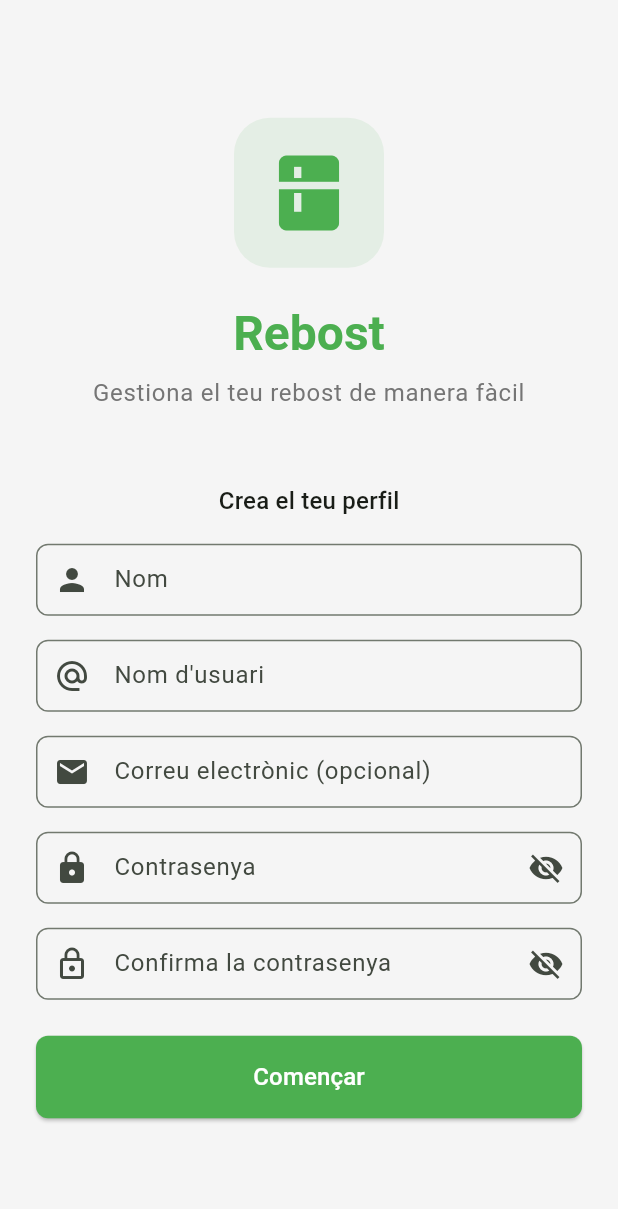
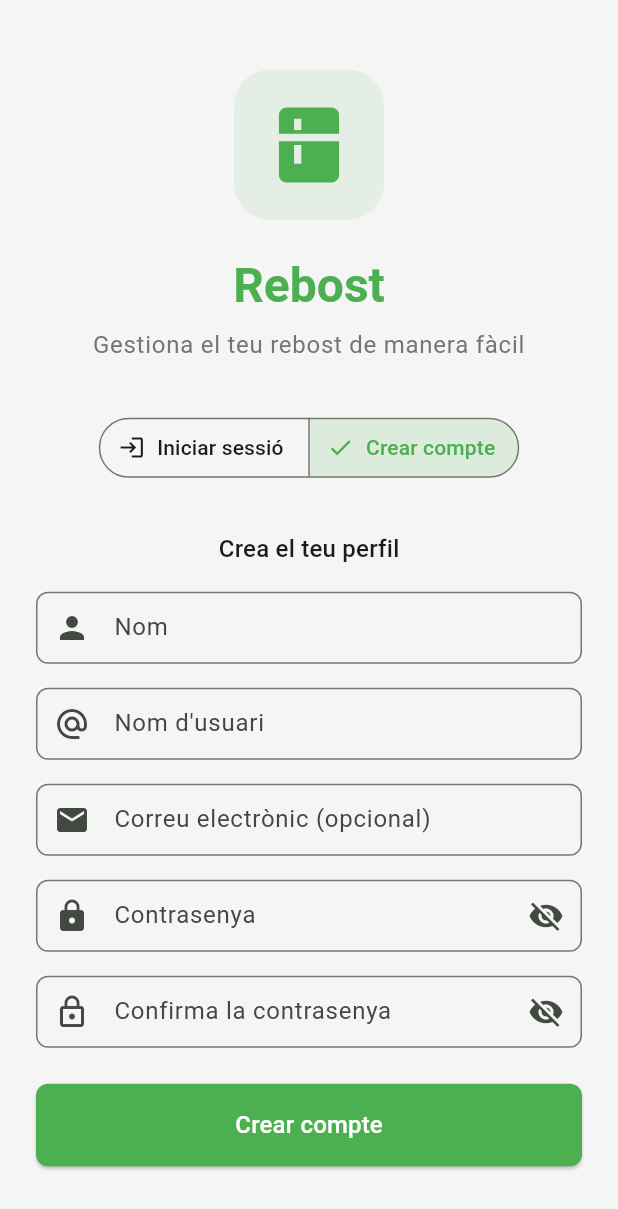
Before and after one commit to neus-013/rebost, a Flutter app: the screen it shows after launch, on a phone screen of 412 x 824 dp. Shown: the top 1209 px of the screen. Run offline on Flutter 3.47's test engine with Material 3 defaults, Android fonts, the phone set to English and light mode, and no system bars; our stand-ins replace shared_preferences; accounts and stored records are empty.

Commit message:
fix: pantalla login amb opcions iniciar sessió i crear compte + actualitzar README

```diff
--- a/lib/screens/dashboard_screen.dart
+++ b/lib/screens/dashboard_screen.dart
@@ -666,9 +666,7 @@ class _DashboardHome extends StatelessWidget {
           content: Column(
             mainAxisSize: MainAxisSize.min,
             children: [
-              Text(
-                'Vols afegir "${item.name}" a la llista de la compra?',
-              ),
+              Text('Vols afegir "${item.name}" a la llista de la compra?'),
               const SizedBox(height: 16),
               Text(
                 'Quantes unitats?',
--- a/lib/screens/login_screen.dart
+++ b/lib/screens/login_screen.dart
@@ -12,16 +12,31 @@ class LoginScreen extends StatefulWidget {
 }
 
 class _LoginScreenState extends State<LoginScreen> {
+  // Controladors del formulari de creació
   final _nameController = TextEditingController();
   final _usernameController = TextEditingController();
   final _emailController = TextEditingController();
   final _passwordController = TextEditingController();
   final _confirmPasswordController = TextEditingController();
   final _formKey = GlobalKey<FormState>();
-  bool _isCreatingAccount = false;
+
+  /// true = formulari de crear compte, false = formulari de login
+  bool _isCreateMode = false;
   bool _obscurePassword = true;
   bool _obscureConfirm = true;
   String? _formError;
+
+  @override
+  void initState() {
+    super.initState();
+    // Per defecte, mostrar login si hi ha usuaris, crear si no n'hi ha
+    WidgetsBinding.instance.addPostFrameCallback((_) {
+      final authProvider = context.read<AuthProvider>();
+      if (authProvider.users.isEmpty) {
+        setState(() => _isCreateMode = true);
+      }
+    });
+  }
 
   @override
   void dispose() {
@@ -75,10 +90,41 @@ class _LoginScreenState extends State<LoginScreen> {
                   ).textTheme.bodyLarge?.copyWith(color: Colors.grey[600]),
                   textAlign: TextAlign.center,
                 ),
-                const SizedBox(height: 48),
+                const SizedBox(height: 32),
 
-                // Llista d'usuaris existents
-                if (authProvider.users.isNotEmpty && !_isCreatingAccount) ...[
+                // Selector de mode: Login / Crear compte
+                SegmentedButton<bool>(
+                  segments: const [
+                    ButtonSegment(
+                      value: false,
+                      label: Text('Iniciar sessió'),
+                      icon: Icon(Icons.login),
+                    ),
+                    ButtonSegment(
+                      value: true,
+                      label: Text('Crear compte'),
+                      icon: Icon(Icons.person_add),
+                    ),
+                  ],
+                  selected: {_isCreateMode},
+                  onSelectionChanged: (selection) {
+                    setState(() {
+                      _isCreateMode = selection.first;
+                      _formError = null;
+                    });
+                  },
+                  style: SegmentedButton.styleFrom(
+                    selectedBackgroundColor:
+                        AppTheme.primaryColor.withValues(alpha: 0.15),
+                    selectedForegroundColor: AppTheme.primaryColor,
+                  ),
+                ),
+                const SizedBox(height: 32),
+
+                // ── MODE LOGIN ──
+                if (!_isCreateMode) ...[
+                  // Llista d'usuaris existents (si n'hi ha)
+                  if (authProvider.users.isNotEmpty) ...[
                     Text(
                       'Selecciona el teu perfil',
                       style: Theme.of(context).textTheme.titleMedium,
@@ -114,30 +160,49 @@ class _LoginScreenState extends State<LoginScreen> {
                         ),
                       ),
                     ),
+                  ],
+
+                  // Formulari de login per nom d'usuari
+                  if (authProvider.users.isEmpty) ...[
+                    Icon(
+                      Icons.person_search,
+                      size: 48,
+                      color: Colors.grey[400],
+                    ),
+                    const SizedBox(height: 12),
+                    Text(
+                      'No hi ha cap perfil en aquest dispositiu',
+                      style: Theme.of(context)
+                          .textTheme
+                          .bodyLarge
+                          ?.copyWith(color: Colors.grey[600]),
+                      textAlign: TextAlign.center,
+                    ),
+                    const SizedBox(height: 8),
+                    Text(
+                      'Crea un compte nou per començar',
+                      style: Theme.of(context)
+                          .textTheme
+                          .bodyMedium
+                          ?.copyWith(color: Colors.grey),
+                      textAlign: TextAlign.center,
+                    ),
                     const SizedBox(height: 16),
-                  TextButton.icon(
-                    onPressed: () => setState(() => _isCreatingAccount = true),
+                    FilledButton.icon(
+                      onPressed: () => setState(() => _isCreateMode = true),
                       icon: const Icon(Icons.person_add),
-                    label: const Text('Crear un nou perfil'),
+                      label: const Text('Crear compte'),
+                      style: FilledButton.styleFrom(
+                        backgroundColor: AppTheme.primaryColor,
+                      ),
                     ),
                   ],
+                ],
 
-                // Formulari de creació
-                if (authProvider.users.isEmpty || _isCreatingAccount) ...[
-                  if (_isCreatingAccount)
-                    Align(
-                      alignment: Alignment.centerLeft,
-                      child: TextButton.icon(
-                        onPressed: () =>
-                            setState(() => _isCreatingAccount = false),
-                        icon: const Icon(Icons.arrow_back),
-                        label: const Text('Tornar'),
-                      ),
-                    ),
+                // ── MODE CREAR COMPTE ──
+                if (_isCreateMode) ...[
                   Text(
-                    authProvider.users.isEmpty
-                        ? 'Crea el teu perfil'
-                        : 'Nou perfil',
+                    'Crea el teu perfil',
                     style: Theme.of(context).textTheme.titleMedium,
                   ),
                   const SizedBox(height: 16),
@@ -274,7 +339,7 @@ class _LoginScreenState extends State<LoginScreen> {
                             child: const Padding(
                               padding: EdgeInsets.symmetric(vertical: 4),
                               child: Text(
-                                'Començar',
+                                'Crear compte',
                                 style: TextStyle(fontSize: 16),
                               ),
                             ),
```
Also changed, not shown: lib/screens/pantry_screen.dart (+6 -7 lines), lib/screens/shopping_item_form_screen.dart (+2 -5 lines), lib/screens/shopping_list_screen.dart (+16 -18 lines), 1 other file. Lines whose indentation alone changed are shown as unchanged.
